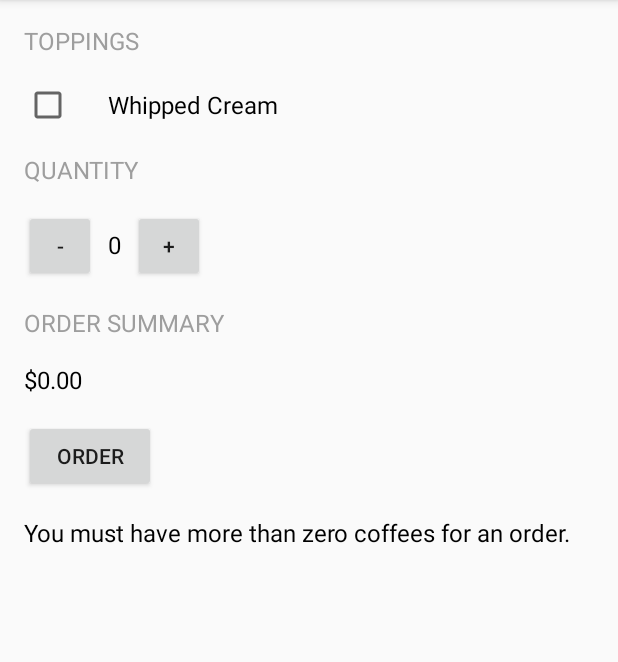
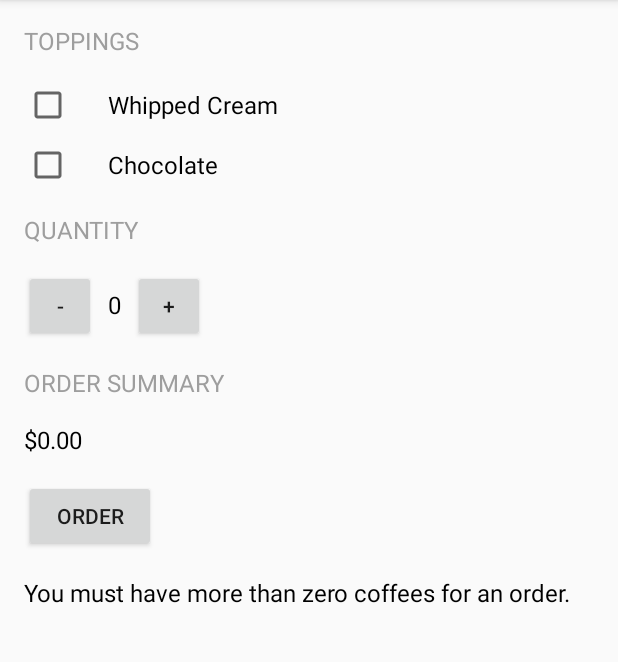
Before and after one commit to NegaAshley/JustJava, an Android app: the screen it shows after launch (MainActivity), after a tap on "ORDER", on a phone screen of 412 x 824 dp, the part 84-746 px from its top. Run offline under Robolectric (Android 15) with nearby library versions, the phone set to English and light mode, and no system bars; 2 other taps on this screen came first.

Commit message:
Added chocolate option.

```diff
--- a/app/src/main/java/com/example/android/justjava/MainActivity.java
+++ b/app/src/main/java/com/example/android/justjava/MainActivity.java
@@ -16,6 +16,7 @@ public class MainActivity extends AppCompatActivity {
     private double coffeePrice = 2.00;
     private double total = 0;
     private boolean hasWhippedCream = false;
+    private boolean hasChocolate = false;
 
     @Override
     protected void onCreate(Bundle savedInstanceState) {
@@ -74,8 +75,11 @@ public class MainActivity extends AppCompatActivity {
     public void resetToStart(){
         quantity = 0;
         CheckBox whippedCreamCheckBox = (CheckBox) findViewById(R.id.whipped_cream_checkbox);
+        CheckBox chocolateCheckbox = (CheckBox) findViewById(R.id.chocolate_checkbox);
         whippedCreamCheckBox.setChecked(false);
+        chocolateCheckbox.setChecked(false);
         hasWhippedCream = false;
+        hasChocolate = false;
         calculatePrice();
     }
 
@@ -100,7 +104,7 @@ public class MainActivity extends AppCompatActivity {
         }
         givenText = "Name: Kaptain Kunal\nQuantity: " + quantity + "\nTotal: " +
                 NumberFormat.getCurrencyInstance().format(total) + "\nWhipped Cream: " +
-                hasWhippedCream + "\nThank you!";
+                hasWhippedCream + "\nChocolate: " + hasChocolate + "\nThank you!";
         thanksTextView.setText(givenText);
     }
 
@@ -111,4 +115,12 @@ public class MainActivity extends AppCompatActivity {
         CheckBox whippedCreamCheckBox = (CheckBox) findViewById(R.id.whipped_cream_checkbox);
         hasWhippedCream = (whippedCreamCheckBox.isChecked());
     }
+
+    /*
+    Adds chocolate to order when checkbox is checked.
+     */
+    public void addChocolate(View view){
+        CheckBox chocolateCheckBox = (CheckBox) findViewById(R.id.chocolate_checkbox);
+        hasChocolate = (chocolateCheckBox.isChecked());
+    }
 }
--- a/app/src/main/res/layout/activity_main.xml
+++ b/app/src/main/res/layout/activity_main.xml
@@ -33,6 +33,17 @@
             android:paddingLeft="24dp"
             android:textSize="16sp"
             android:onClick="addWhippedCream"
+         />
+
+         <CheckBox
+            android:id="@+id/chocolate_checkbox"
+            android:layout_width="wrap_content"
+            android:layout_height="wrap_content"
+            android:text="Chocolate"
+            android:layout_marginTop="8dp"
+            android:paddingLeft="24dp"
+            android:textSize="16sp"
+            android:onClick="addChocolate"
          />
 
 
```
